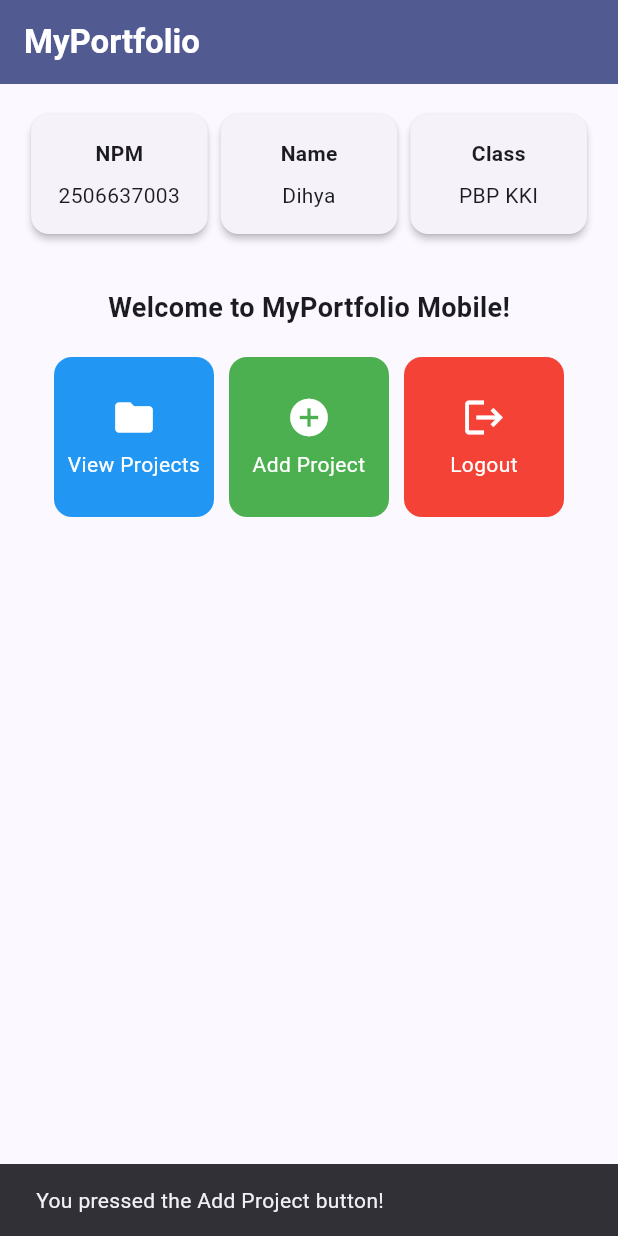
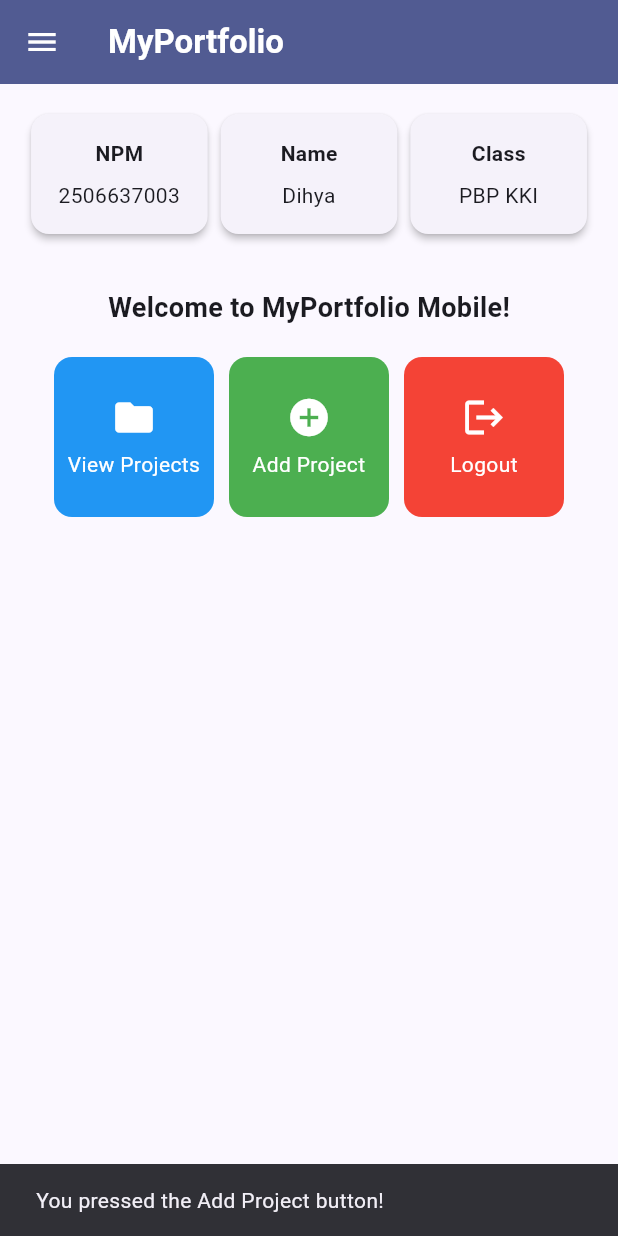
Before and after one commit to dihyafauzan-commits/myportofolio_mobile, a Flutter app: the MyHomePage screen opened directly, after a tap on "Add Project", on a phone screen of 412 x 824 dp. Run offline on Flutter 3.47's test engine with Material 3 defaults, Android fonts, the phone set to English and light mode, and no system bars; our stand-ins replace material_ui; statements that could not run were skipped.

Commit message:
tutorial 9

```diff
--- a/lib/menu.dart
+++ b/lib/menu.dart
@@ -1,4 +1,5 @@
 import 'package:flutter/material.dart';
+import 'package:myportofolio_mobile/widgets/left_drawer.dart';
 
 class MyHomePage extends StatelessWidget {
   MyHomePage({super.key, required this.title});
@@ -27,7 +28,9 @@ class MyHomePage extends StatelessWidget {
           ),
         ),
         backgroundColor: Theme.of(context).colorScheme.primary,
+        iconTheme: const IconThemeData(color: Colors.white),
       ),
+      drawer: const LeftDrawer(),
       body: Padding(
         padding: const EdgeInsets.all(16.0),
         child: Column(
@@ -135,8 +138,13 @@ class ItemCard extends StatelessWidget {
           ScaffoldMessenger.of(context)
             ..hideCurrentSnackBar()
             ..showSnackBar(
-              SnackBar(content: Text("You pressed the ${item.name} button!")),
+              SnackBar(
+                content: Text("You pressed the ${item.name} button!")
+              ),
             );
+            if (item.name == "Add Project") {
+                // TODO: Use Navigator.push() with a MaterialPageRoute for ProjectFormPage
+            }
         },
         child: Container(
           padding: const EdgeInsets.all(8),
--- /dev/null
+++ b/lib/widgets/left_drawer.dart
@@ -0,0 +1,69 @@
+import 'package:material_ui/material_ui.dart';
+import 'package:myportofolio_mobile/menu.dart';
+// TODO: Import ProjectFormPage after creating it
+
+class LeftDrawer extends StatelessWidget {
+  const LeftDrawer({super.key});
+
+  @override
+  Widget build(BuildContext context) {
+    return Drawer(
+      child: ListView(
+        children: [
+          const DrawerHeader(
+            decoration: BoxDecoration(
+                color: Colors.indigo,
+            ),
+            child: Column(
+                crossAxisAlignment: CrossAxisAlignment.start,
+                children: [
+                Text(
+                    'My Portfolio',
+                    style: TextStyle(
+                    fontSize: 30,
+                    fontWeight: FontWeight.bold,
+                    color: Colors.white,
+                    ),
+                ),
+                SizedBox(height: 10),
+                Text(
+                    'Explore personal projects and experiences!',
+                    style: TextStyle(
+                    fontSize: 15,
+                    color: Colors.white,
+                    ),
+                ),
+                ],
+            ),
+            ),
+            // TODO: Add the drawer header
+          ),
+          // TODO: Add the navigation entries
+          ListTile(
+            leading: const Icon(Icons.home_outlined),
+            title: const Text('Home'),
+            // Navigate to the portfolio home screen
+            onTap: () {
+                Navigator.pushReplacement(
+                context,
+                MaterialPageRoute(
+                    builder: (context) => MyHomePage(),
+                ),
+              );
+            },
+          ),
+          ListTile(
+            leading: const Icon(Icons.add_circle_outline),
+            title: const Text('Add Project'),
+            // Navigate to the Add Project screen
+            onTap: () {
+              /*
+              TODO: Add a route to ProjectFormPage after creating it.
+              */
+            },
+          ),
+        ],
+      ),
+    );
+  }
+}
```
Also changed, not shown: lib/project_form.dart (added, +218 -0 lines).
